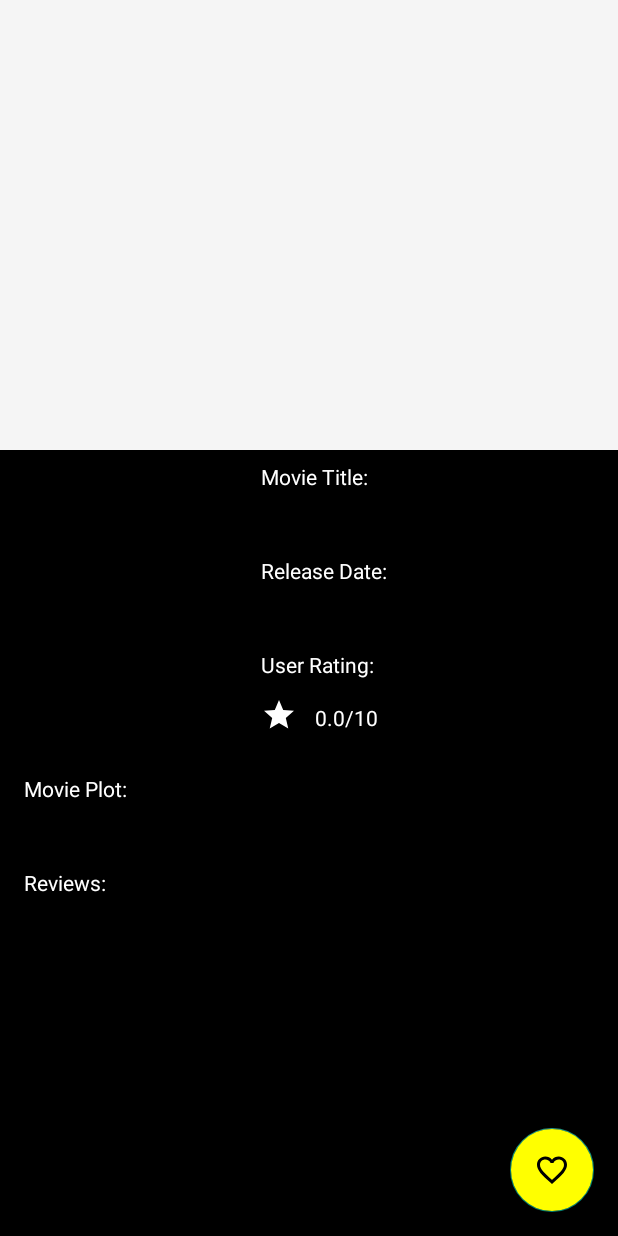
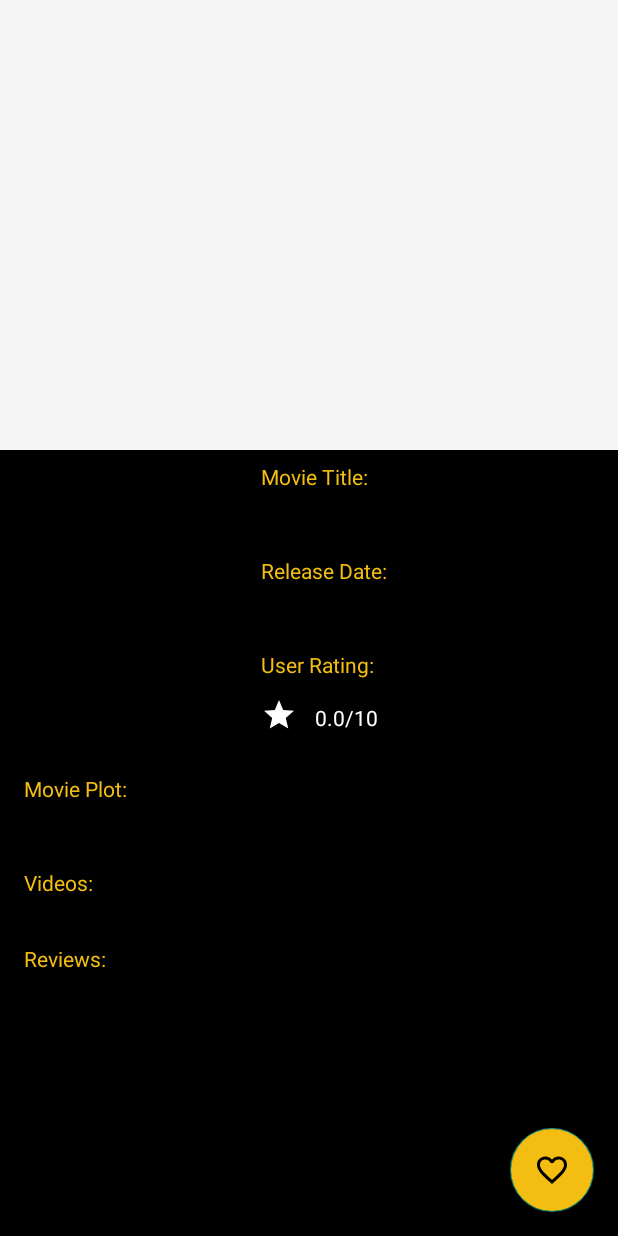
Before and after one commit to aligokdemir/PopularMoviesApp, an Android app: the MovieDetailsActivity screen opened directly, with no data from a screen before it, on a phone screen of 412 x 824 dp. Run offline under Robolectric (Android 15) with nearby library versions, the phone set to English and light mode, and no system bars; our stand-ins replace ButterKnife; 13 statements that could not run were skipped.

Commit message:
- Trailer RecyclerView implemented. - MovieDetailsActivity UI updated.

```diff
--- /dev/null
+++ b/app/src/main/java/com/gokdemir/popularmovies/Adapter/TrailersAdapter.java
@@ -0,0 +1,75 @@
+package com.gokdemir.popularmovies.Adapter;
+
+import android.support.v7.widget.RecyclerView;
+import android.view.LayoutInflater;
+import android.view.View;
+import android.view.ViewGroup;
+import android.widget.ImageView;
+import android.widget.TextView;
+
+import com.gokdemir.popularmovies.Model.VideoResults;
+import com.gokdemir.popularmovies.R;
+import com.gokdemir.popularmovies.Utilities.NetworkUtils;
+
+import java.util.List;
+
+/**
+ * Created by gokde on 25.03.2018.
+ */
+
+public class TrailersAdapter extends RecyclerView.Adapter<TrailersAdapter.ViewHolder> {
+
+    private List<VideoResults.Video> videoList;
+    private final TrailerClickListener mTrailerClickListener;
+
+    public TrailersAdapter(List<VideoResults.Video> videoList, TrailerClickListener mTrailerClickListener){
+        this.videoList = videoList;
+        this.mTrailerClickListener = mTrailerClickListener;
+    }
+
+    @Override
+    public TrailersAdapter.ViewHolder onCreateViewHolder(ViewGroup parent, int viewType) {
+        View v = LayoutInflater.from(parent.getContext())
+                .inflate(R.layout.row_video, parent, false);
+
+        ViewHolder vh = new ViewHolder(v);
+
+        return vh;
+    }
+
+    @Override
+    public void onBindViewHolder(TrailersAdapter.ViewHolder holder, int position) {
+        NetworkUtils.loadTrailerImageURL(videoList.get(position).getKey(), holder.mVideoImage);
+    }
+
+    @Override
+    public int getItemCount() {
+        return videoList.size();
+    }
+
+    public void setmVideoList(List<VideoResults.Video> videoList){
+        this.videoList.clear();
+        this.videoList.addAll(videoList);
+
+        this.notifyDataSetChanged();
+    }
+
+    public interface TrailerClickListener{
+        void onVideoClick(int position);
+    }
+
+    public class ViewHolder extends RecyclerView.ViewHolder implements View.OnClickListener {
+        public ImageView mVideoImage;
+
+        public ViewHolder(View itemView){
+            super(itemView);
+            mVideoImage = itemView.findViewById(R.id.videoContent);
+            itemView.setOnClickListener(this);
+        }
+
+        public void onClick(View view){
+            int clickPosition = getAdapterPosition();
+            mTrailerClickListener.onVideoClick(clickPosition);
+        }
+    }
+}
--- a/app/src/main/java/com/gokdemir/popularmovies/MovieDetailsActivity.java
+++ b/app/src/main/java/com/gokdemir/popularmovies/MovieDetailsActivity.java
@@ -2,6 +2,7 @@ package com.gokdemir.popularmovies;
 
 import android.app.AlertDialog;
 import android.app.ProgressDialog;
+import android.content.ActivityNotFoundException;
 import android.content.ContentResolver;
 import android.content.ContentValues;
 import android.content.Context;
@@ -28,10 +29,12 @@ import android.support.v7.widget.Toolbar;
 import android.widget.Toast;
 
 import com.gokdemir.popularmovies.Adapter.ReviewsAdapter;
+import com.gokdemir.popularmovies.Adapter.TrailersAdapter;
 import com.gokdemir.popularmovies.Data.FavoriteMoviesContract;
 import com.gokdemir.popularmovies.Helpers.ConnectionChecker;
 import com.gokdemir.popularmovies.Model.MovieResults;
 import com.gokdemir.popularmovies.Model.ReviewResults;
+import com.gokdemir.popularmovies.Model.VideoResults;
 import com.gokdemir.popularmovies.Utilities.NetworkUtils;
 
 import java.util.ArrayList;
@@ -48,7 +51,7 @@ import retrofit2.Response;
 import retrofit2.Retrofit;
 import retrofit2.converter.gson.GsonConverterFactory;
 
-public class MovieDetailsActivity extends AppCompatActivity implements ReviewsAdapter.ReviewClickListener {
+public class MovieDetailsActivity extends AppCompatActivity implements ReviewsAdapter.ReviewClickListener, TrailersAdapter.TrailerClickListener {
     @BindView(R.id.textViewTitle)
     public TextView mMovieTitle;
     @BindView(R.id.textViewReleaseDate)
@@ -69,9 +72,16 @@ public class MovieDetailsActivity extends AppCompatActivity implements ReviewsAd
     public RecyclerView mRecyclerViewReviews;
     @BindView(R.id.noReviewsWarning)
     public TextView mNoReviewFound;
+    @BindView(R.id.recycler_view_trailers)
+    public RecyclerView mRecyclerViewTrailers;
+    @BindView (R.id.noTrailersWarning)
+    public TextView mNoTrailersFound;
 
     private RecyclerView.LayoutManager mLayoutManagerReviews;
     private ReviewsAdapter mAdapterReviews;
+
+    private RecyclerView.LayoutManager mLayoutManagerTrailers;
+    private TrailersAdapter mAdapterTrailers;
 
     private Context context;
 
@@ -82,7 +92,8 @@ public class MovieDetailsActivity extends AppCompatActivity implements ReviewsAd
     private AlertDialog.Builder reviewDialogBuilder;
 
     private MovieResults.Movie movie;
-    private List<ReviewResults.Review> reviewList = new ArrayList<ReviewResults.Review>();
+    private List<ReviewResults.Review> reviewList;
+    private List<VideoResults.Video> videoList;
 
     Retrofit retrofit;
 
@@ -91,9 +102,10 @@ public class MovieDetailsActivity extends AppCompatActivity implements ReviewsAd
         super.onCreate(savedInstanceState);
         setContentView(R.layout.activity_movie_details);
         setSupportActionBar(toolbar);
+
         progressDialog = new ProgressDialog(this);
-
         reviewList = new ArrayList<>();
+        videoList = new ArrayList<>();
 
         movie = getIntent().getParcelableExtra(getResources().
                 getString(R.string.movie_key));
@@ -119,6 +131,7 @@ public class MovieDetailsActivity extends AppCompatActivity implements ReviewsAd
 
         fillUiWithMovieDetails(movie);
 
+        retrofitObtainVideos(movie);
         retrofitObtainReviews(movie);
 
         mFloatingAction.setOnClickListener(new View.OnClickListener() {
@@ -158,7 +171,6 @@ public class MovieDetailsActivity extends AppCompatActivity implements ReviewsAd
             }
         });
     }
-
 
     @Override
     public boolean onOptionsItemSelected(MenuItem item) {
@@ -234,6 +246,17 @@ public class MovieDetailsActivity extends AppCompatActivity implements ReviewsAd
         }).show();
     }
 
+    @Override
+    public void onVideoClick(int position) {
+        Intent appIntent = new Intent(Intent.ACTION_VIEW, Uri.parse("vnd.youtube:" + videoList.get(position).getKey()));
+        Intent webIntent = new Intent(Intent.ACTION_VIEW, Uri.parse(NetworkUtils.generateYoutubeVideoURL(videoList.get(position).getKey())));
+        try{
+            context.startActivity(appIntent);
+        } catch (ActivityNotFoundException exception){
+            context.startActivity(webIntent);
+        }
+    }
+
     public void retrofitObtainReviews(MovieResults.Movie movie){
         retrofit = new Retrofit.Builder()
                 .baseUrl(NetworkUtils.MOVIE_DB_URL)
@@ -271,8 +294,35 @@ public class MovieDetailsActivity extends AppCompatActivity implements ReviewsAd
         });
     }
 
-    public void retrofitObtainVideos(){
+    public void retrofitObtainVideos(MovieResults.Movie movie){
+        retrofit = new Retrofit.Builder()
+                .baseUrl(NetworkUtils.MOVIE_DB_URL)
+                .addConverterFactory(GsonConverterFactory.create())
+                .build();
 
+        RetrofitInterface retrofitInterface = retrofit.create(RetrofitInterface.class);
+
+        Call<VideoResults> call = retrofitInterface.getVideos(
+                String.valueOf(movie.getId()),
+                NetworkUtils.TMDB_API_KEY);
+
+        call.enqueue(
+                new Callback<VideoResults>() {
+                    @Override
+                    public void onResponse(Call<VideoResults> call, Response<VideoResults> response) {
+                        VideoResults results = response.body();
+                        videoList = results.getResults();
+
+                        if(videoList.size() != 0)
+                            mAdapterTrailers.setmVideoList(videoList);
+                        else mNoTrailersFound.setVisibility(View.VISIBLE);
+                    }
+                    @Override
+                    public void onFailure(Call<VideoResults> call, Throwable t) {
+                        t.printStackTrace();
+                    }
+                }
+        );
     }
 
     private void onLoading(int type){
@@ -295,5 +345,12 @@ public class MovieDetailsActivity extends AppCompatActivity implements ReviewsAd
         mRecyclerViewReviews.setLayoutManager(mLayoutManagerReviews);
         mAdapterReviews = new ReviewsAdapter(reviewList, this);
         mRecyclerViewReviews.setAdapter(mAdapterReviews);
+
+        mRecyclerViewTrailers.setHasFixedSize(true);
+        mLayoutManagerTrailers = new LinearLayoutManager(this, LinearLayoutManager.HORIZONTAL, false);
+        mRecyclerViewTrailers.setLayoutManager(mLayoutManagerTrailers);
+        mAdapterTrailers = new TrailersAdapter(videoList, this);
+        mRecyclerViewTrailers.setAdapter(mAdapterTrailers);
+
     }
 }
--- a/app/src/main/java/com/gokdemir/popularmovies/RetrofitInterface.java
+++ b/app/src/main/java/com/gokdemir/popularmovies/RetrofitInterface.java
@@ -34,6 +34,4 @@ public interface RetrofitInterface {
             @Path("id") String movieId,
             @Query("api_key") String apiKey
     );
-
-
 }
--- a/app/src/main/res/layout/activity_movie_details.xml
+++ b/app/src/main/res/layout/activity_movie_details.xml
@@ -68,7 +68,7 @@
         android:layout_alignParentBottom="true"
         android:layout_alignParentEnd="true"
         android:layout_alignParentRight="true"
-        android:backgroundTint="#FFFF00"
+        android:backgroundTint="#F3BE11"
         android:src="@drawable/ic_favorite_border_black_24dp"
         android:layout_margin="16dp" />
 
--- a/app/src/main/res/layout/movie_details.xml
+++ b/app/src/main/res/layout/movie_details.xml
@@ -40,7 +40,7 @@
                 android:layout_toEndOf="@+id/imageViewMoviePoster"
                 android:layout_toRightOf="@+id/imageViewMoviePoster"
                 android:text="@string/tv_movie_title"
-                android:textColor="@color/white"
+                android:textColor="#F3BE11"
                 app:layout_constraintStart_toEndOf="@+id/imageViewMoviePoster"
                 app:layout_constraintTop_toTopOf="parent"
                 android:layout_marginLeft="8dp" />
@@ -70,7 +70,7 @@
                 android:layout_marginStart="8dp"
                 android:layout_marginTop="12dp"
                 android:text="@string/tv_movie_release_date"
-                android:textColor="@color/white"
+                android:textColor="#F3BE11"
                 app:layout_constraintStart_toEndOf="@+id/imageViewMoviePoster"
                 app:layout_constraintTop_toBottomOf="@+id/textViewTitle"
                 android:layout_marginLeft="8dp" />
@@ -100,7 +100,7 @@
                 android:layout_marginStart="8dp"
                 android:layout_marginTop="12dp"
                 android:text="@string/tv_movie_user_rating"
-                android:textColor="@color/white"
+                android:textColor="#F3BE11"
                 app:layout_constraintStart_toEndOf="@+id/imageViewMoviePoster"
                 app:layout_constraintTop_toBottomOf="@+id/textViewReleaseDate"
                 android:layout_marginLeft="8dp" />
@@ -145,7 +145,7 @@
                 android:layout_below="@+id/textViewUserRating"
                 android:layout_marginTop="8dp"
                 android:text="@string/tv_movie_plot"
-                android:textColor="@color/white"
+                android:textColor="#F3BE11"
                 app:layout_constraintStart_toStartOf="@+id/imageViewMoviePoster"
                 app:layout_constraintTop_toBottomOf="@+id/imageViewMoviePoster" />
 
@@ -171,14 +171,38 @@
                 app:layout_constraintStart_toStartOf="@+id/textViewPlot"
                 app:layout_constraintTop_toBottomOf="@+id/textViewPlot"
                 >
+                <TextView
+                    android:id="@+id/trailersExp"
+                    android:layout_width="match_parent"
+                    android:layout_height="wrap_content"
+                    android:text="@string/trailers_exp"
+                    android:layout_marginTop="12dp"
+                    android:textColor="#F3BE11"
+                    />
+
+                <TextView
+                    android:id="@+id/noTrailersWarning"
+                    android:layout_width="wrap_content"
+                    android:layout_height="wrap_content"
+                    android:text="@string/no_trailer_found"
+                    android:visibility="invisible"
+                    android:layout_gravity="center"
+                    android:textColor="#F3BE11"/>
+
+                <android.support.v7.widget.RecyclerView
+                    android:id="@+id/recycler_view_trailers"
+                    android:layout_width="match_parent"
+                    android:layout_height="wrap_content"></android.support.v7.widget.RecyclerView>
+
+
 
                 <TextView
                     android:id="@+id/reviewsExp"
                     android:layout_width="match_parent"
                     android:layout_height="wrap_content"
-                    android:text="Reviews:"
+                    android:text="@string/reviews_exp"
                     android:layout_marginTop="12dp"
-                    android:textColor="@color/white"
+                    android:textColor="#F3BE11"
                     />
 
                 <TextView
@@ -188,7 +212,7 @@
                     android:text="@string/no_review_found"
                     android:visibility="invisible"
                     android:layout_gravity="center"
-                    android:textColor="@color/white"/>
+                    android:textColor="#F3BE11"/>
 
                 <android.support.v7.widget.RecyclerView
                     android:id="@+id/recycler_view_reviews"
--- a/app/src/main/res/values/strings.xml
+++ b/app/src/main/res/values/strings.xml
@@ -5,6 +5,10 @@
     <!-- No data found exceptions -->
     <string name="no_review_found">No review is found for the movie!</string>
     <string name="no_trailer_found">No trailer is found for the movie!</string>
+
+    <!-- Detail activity explanations-->
+    <string name="reviews_exp">Reviews:</string>
+    <string name="trailers_exp">Videos:</string>
 
     <!--Connection related-->
     <string name="being_fecthed_info">The movies are being fetched...</string>
```
Also changed, not shown: app/src/main/java/com/gokdemir/popularmovies/Utilities/NetworkUtils.java (+26 -0 lines), app/src/main/res/layout/row_reviews.xml (+4 -3 lines), app/src/main/res/layout/row_video.xml (added, +21 -0 lines), app/src/main/java/com/gokdemir/popularmovies/Adapter/ReviewsAdapter.java (line endings or trailing spaces), app/src/main/res/drawable/youtube_placeholder.png (added).
